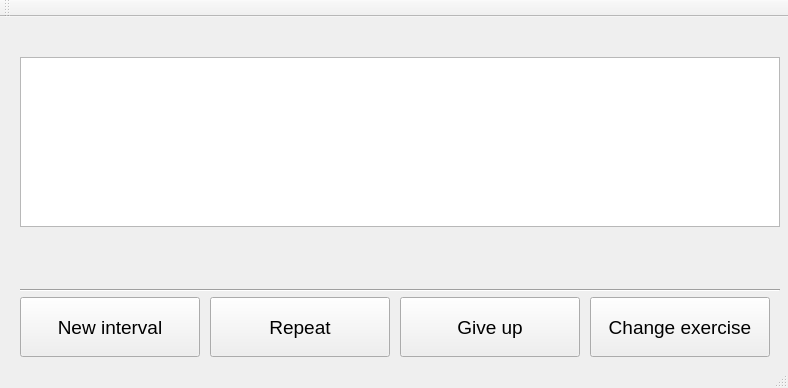
Qt form mainwindow.ui (surlykke/pitchtrainer) before a commit.
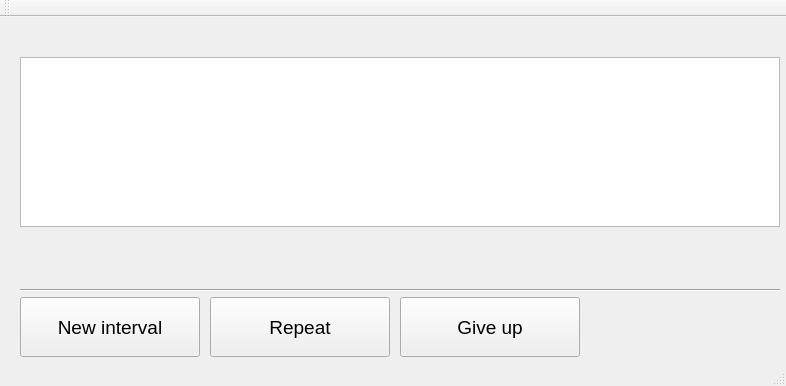
The same form after that commit.

Patch:
```diff
--- a/mainwindow.ui
+++ b/mainwindow.ui
@@ -6,8 +6,8 @@
    <rect>
     <x>0</x>
     <y>0</y>
-    <width>788</width>
-    <height>388</height>
+    <width>786</width>
+    <height>386</height>
    </rect>
   </property>
   <property name="windowTitle">
@@ -79,24 +79,6 @@
      <string>New interval</string>
     </property>
    </widget>
-   <widget class="QPushButton" name="changeExerciseButton">
-    <property name="geometry">
-     <rect>
-      <x>590</x>
-      <y>280</y>
-      <width>180</width>
-      <height>60</height>
-     </rect>
-    </property>
-    <property name="font">
-     <font>
-      <pointsize>14</pointsize>
-     </font>
-    </property>
-    <property name="text">
-     <string>Change exercise</string>
-    </property>
-   </widget>
    <widget class="QPushButton" name="giveUpButton">
     <property name="geometry">
      <rect>
```
Left out of the diff: 2 changed lines with no effect on the pictures.
